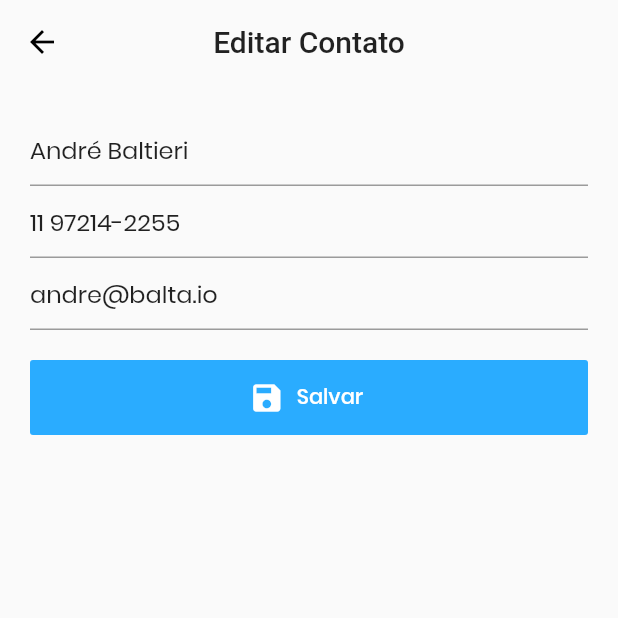
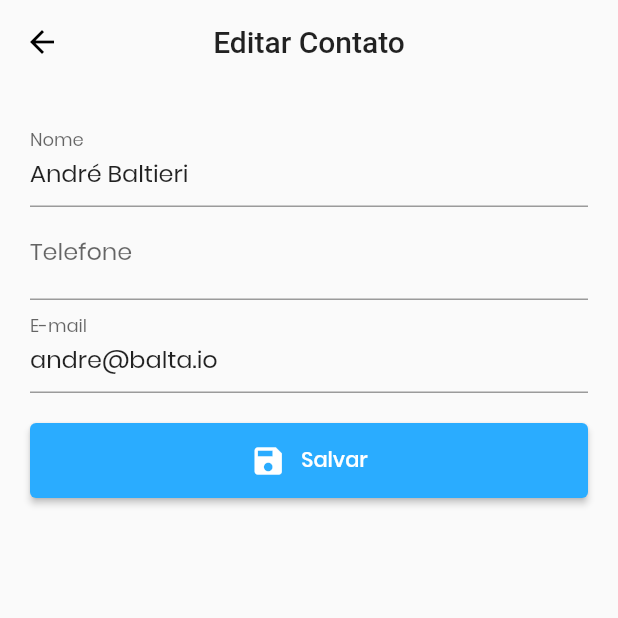
Before and after one commit to mateus-araujo/flutter-contacts, a Flutter app: the DetailsView screen opened directly, after a tap on the "edit" icon, on a phone screen of 412 x 824 dp, the top half of it. Run offline on Flutter 3.47's test engine with Material 2 defaults, Android fonts, the phone set to English and light mode, and no system bars; our stand-ins replace flutter_multi_formatter, form_validator, sqflite; accounts and stored records are empty; network calls fail.

Commit message:
feat(contacts): creates ContactFormView with validations

```diff
--- a/lib/android/styles.dart
+++ b/lib/android/styles.dart
@@ -7,6 +7,11 @@ const accentColor = const Color(0xFFFFFFFF);
 ThemeData androidTheme() {
   return ThemeData(
     brightness: brightness,
+    elevatedButtonTheme: ElevatedButtonThemeData(
+      style: ElevatedButton.styleFrom(
+        primary: primaryColor,
+      ),
+    ),
     textTheme: TextTheme(
       bodyText2: TextStyle(
         fontFamily: "Poppins",
--- /dev/null
+++ b/lib/android/views/contact_form.view.dart
@@ -0,0 +1,110 @@
+import 'package:contacts/core/models/contact.model.dart';
+import 'package:flutter/material.dart';
+import 'package:flutter/services.dart';
+import 'package:flutter_multi_formatter/flutter_multi_formatter.dart';
+import 'package:form_validator/form_validator.dart';
+
+class ContactFormView extends StatefulWidget {
+  final ContactModel? model;
+
+  ContactFormView({this.model});
+
+  @override
+  _ContactFormViewState createState() => _ContactFormViewState();
+}
+
+class _ContactFormViewState extends State<ContactFormView> {
+  final _formKey = new GlobalKey<FormState>();
+
+  final phoneInputFormatter = MaskedInputFormatter('(00) 00000-0000');
+
+  onSubmit() {
+    if (!_formKey.currentState!.validate()) {
+      return;
+    }
+
+    _formKey.currentState!.save();
+  }
+
+  final validatorName =
+      ValidationBuilder().minLength(3, 'Mínimo de 3 caracteres').build();
+  final validatorPhone =
+      ValidationBuilder().minLength(15, 'Telefone inválido').build();
+  final validatorEmail = ValidationBuilder().email('E-mail inválido').build();
+
+  @override
+  Widget build(BuildContext context) {
+    return Scaffold(
+      appBar: AppBar(
+        title: widget.model == null
+            ? Text("Novo Contato")
+            : Text("Editar Contato"),
+        centerTitle: true,
+        backgroundColor: Colors.transparent,
+        elevation: 0,
+      ),
+      body: SingleChildScrollView(
+        padding: EdgeInsets.all(20),
+        child: Form(
+          key: _formKey,
+          child: Column(
+            children: <Widget>[
+              TextFormField(
+                decoration: InputDecoration(labelText: "Nome"),
+                keyboardType: TextInputType.text,
+                textCapitalization: TextCapitalization.words,
+                initialValue: widget.model?.name,
+                onChanged: (value) {
+                  widget.model?.name = value;
+                },
+                validator: validatorName,
+                // initialValue: wi,
+              ),
+              TextFormField(
+                  decoration: InputDecoration(labelText: "Telefone"),
+                  keyboardType: TextInputType.phone,
+                  inputFormatters: [phoneInputFormatter],
+                  onChanged: (value) {
+                    widget.model?.phone = value;
+                  },
+                  validator: validatorPhone),
+              TextFormField(
+                decoration: InputDecoration(labelText: "E-mail"),
+                keyboardType: TextInputType.emailAddress,
+                initialValue: widget.model?.email,
+                onChanged: (value) {
+                  widget.model!.email = value;
+                },
+                validator: validatorEmail,
+              ),
+              SizedBox(
+                height: 20,
+              ),
+              Container(
+                width: double.infinity,
+                height: 50,
+                child: ElevatedButton(
+                  onPressed: onSubmit,
+                  child: Row(
+                    mainAxisAlignment: MainAxisAlignment.center,
+                    children: [
+                      Icon(
+                        Icons.save,
+                        color: Theme.of(context).accentColor,
+                      ),
+                      SizedBox(width: 10),
+                      Text(
+                        "Salvar",
+                        style: TextStyle(color: Theme.of(context).accentColor),
+                      ),
+                    ],
+                  ),
+                ),
+              ),
+            ],
+          ),
+        ),
+      ),
+    );
+  }
+}
--- a/lib/android/views/details.view.dart
+++ b/lib/android/views/details.view.dart
@@ -1,11 +1,24 @@
 import 'package:contacts/android/views/address.view.dart';
-import 'package:contacts/android/views/editor-contact.view.dart';
+import 'package:contacts/android/views/contact_form.view.dart';
 import 'package:contacts/core/models/contact.model.dart';
 import 'package:flutter/material.dart';
 
 class DetailsView extends StatelessWidget {
   @override
   Widget build(BuildContext context) {
+    final model = ContactModel(
+      id: 1,
+      name: "André Baltieri",
+      email: "andre@balta.io",
+      phone: "11 97214-2255",
+      image:
+          "https://media-exp1.licdn.com/dms/image/C4D03AQHT446c1pOc_Q/profile-displayphoto-shrink_800_800/0/1589576908763?e=1623888000&v=beta&t=AP2WY5dN0rVAQ3bsBLhjOnrUh7xlHAE24yRZ3V5Gvdc",
+    );
+
+    return _buildPage(context, model);
+  }
+
+  Widget _buildPage(BuildContext context, ContactModel model) {
     return Scaffold(
       appBar: AppBar(
         title: Text("Contato"),
@@ -33,8 +46,7 @@ class DetailsView extends StatelessWidget {
               decoration: BoxDecoration(
                 borderRadius: BorderRadius.circular(100),
                 image: DecorationImage(
-                  image: NetworkImage(
-                      "https://media-exp1.licdn.com/dms/image/C4D03AQHT446c1pOc_Q/profile-displayphoto-shrink_800_800/0/1589576908763?e=1623888000&v=beta&t=AP2WY5dN0rVAQ3bsBLhjOnrUh7xlHAE24yRZ3V5Gvdc"),
+                  image: NetworkImage(model.image!),
                 ),
               ),
             ),
@@ -43,7 +55,7 @@ class DetailsView extends StatelessWidget {
             height: 10,
           ),
           Text(
-            "André Baltieri",
+            model.name!,
             style: TextStyle(
               fontSize: 18,
               fontWeight: FontWeight.bold,
@@ -155,13 +167,8 @@ class DetailsView extends StatelessWidget {
           Navigator.push(
             context,
             MaterialPageRoute(
-              builder: (context) => EditorContactView(
-                model: ContactModel(
-                  id: 1,
-                  name: "André Baltieri",
-                  email: "andre@balta.io",
-                  phone: "11 97214-2255",
-                ),
+              builder: (context) => ContactFormView(
+                model: model,
               ),
             ),
           );
--- a/lib/android/views/editor-contact.view.dart
+++ /dev/null
@@ -1,68 +0,0 @@
-import 'package:contacts/core/models/contact.model.dart';
-import 'package:flutter/material.dart';
-
-class EditorContactView extends StatelessWidget {
-  final ContactModel? model;
-
-  EditorContactView({this.model});
-
-  @override
-  Widget build(BuildContext context) {
-    return Scaffold(
-      appBar: AppBar(
-        title: model == null ? Text("Novo Contato") : Text("Editar Contato"),
-        centerTitle: true,
-        backgroundColor: Colors.transparent,
-        elevation: 0,
-      ),
-      body: SingleChildScrollView(
-        padding: EdgeInsets.all(20),
-        child: Form(
-          child: Column(
-            children: <Widget>[
-              TextFormField(
-                initialValue: model?.name,
-                onSaved: (val) {
-                  model!.name = val;
-                },
-              ),
-              TextFormField(
-                initialValue: model?.phone,
-                onSaved: (val) {
-                  model!.phone = val;
-                },
-              ),
-              TextFormField(
-                initialValue: model?.email,
-                onSaved: (val) {
-                  model!.email = val;
-                },
-              ),
-              SizedBox(
-                height: 20,
-              ),
-              Container(
-                width: double.infinity,
-                height: 50,
-                child: FlatButton.icon(
-                  color: Theme.of(context).primaryColor,
-                  onPressed: () {},
-                  icon: Icon(
-                    Icons.save,
-                    color: Theme.of(context).accentColor,
-                  ),
-                  label: Text(
-                    "Salvar",
-                    style: TextStyle(
-                      color: Theme.of(context).accentColor,
-                    ),
-                  ),
-                ),
-              ),
-            ],
-          ),
-        ),
-      ),
-    );
-  }
-}
--- a/lib/android/views/home.view.dart
+++ b/lib/android/views/home.view.dart
@@ -1,5 +1,5 @@
 import 'package:contacts/android/views/details.view.dart';
-import 'package:contacts/android/views/editor-contact.view.dart';
+import 'package:contacts/android/views/contact_form.view.dart';
 import 'package:flutter/material.dart';
 
 class HomeView extends StatelessWidget {
@@ -57,7 +57,7 @@ class HomeView extends StatelessWidget {
           Navigator.push(
             context,
             MaterialPageRoute(
-              builder: (context) => EditorContactView(),
+              builder: (context) => ContactFormView(),
             ),
           );
         },
--- a/pubspec.yaml
+++ b/pubspec.yaml
@@ -18,6 +18,8 @@ dependencies:
   url_launcher: ^6.0.3
   local_auth: ^1.1.4
   sqflite_common_ffi: ^2.0.0
+  form_validator: ^1.0.0-nullsafety.1
+  flutter_multi_formatter: ^2.0.2
 
 
 dev_dependencies:
```
Also changed, not shown: pubspec.lock.
